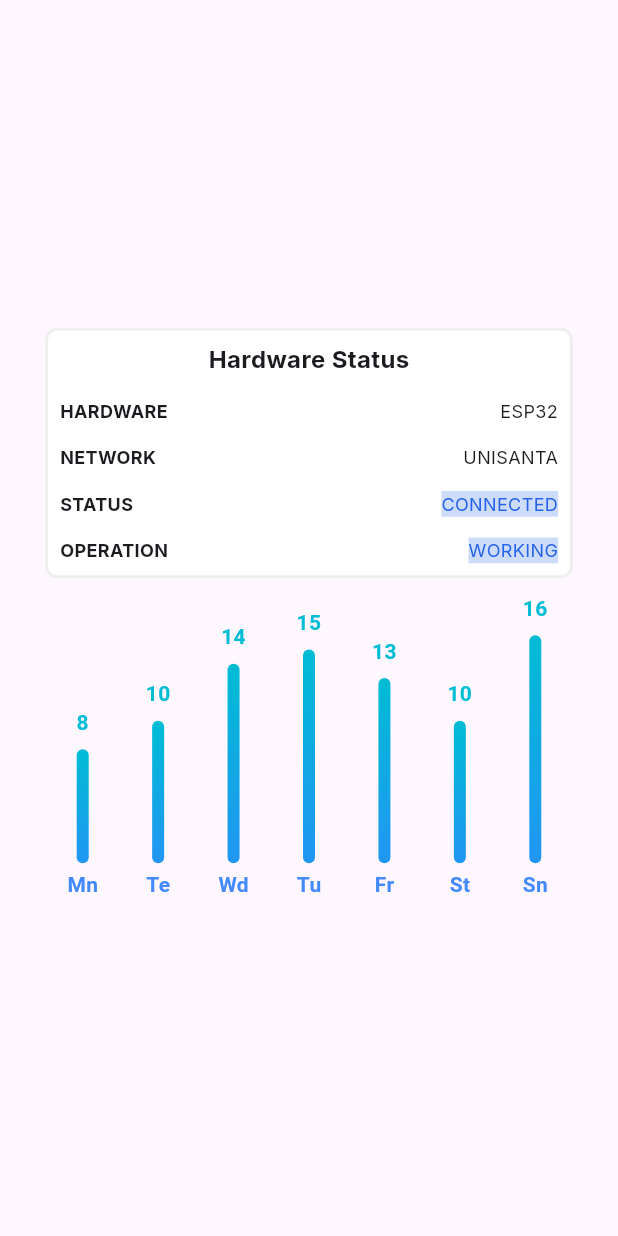
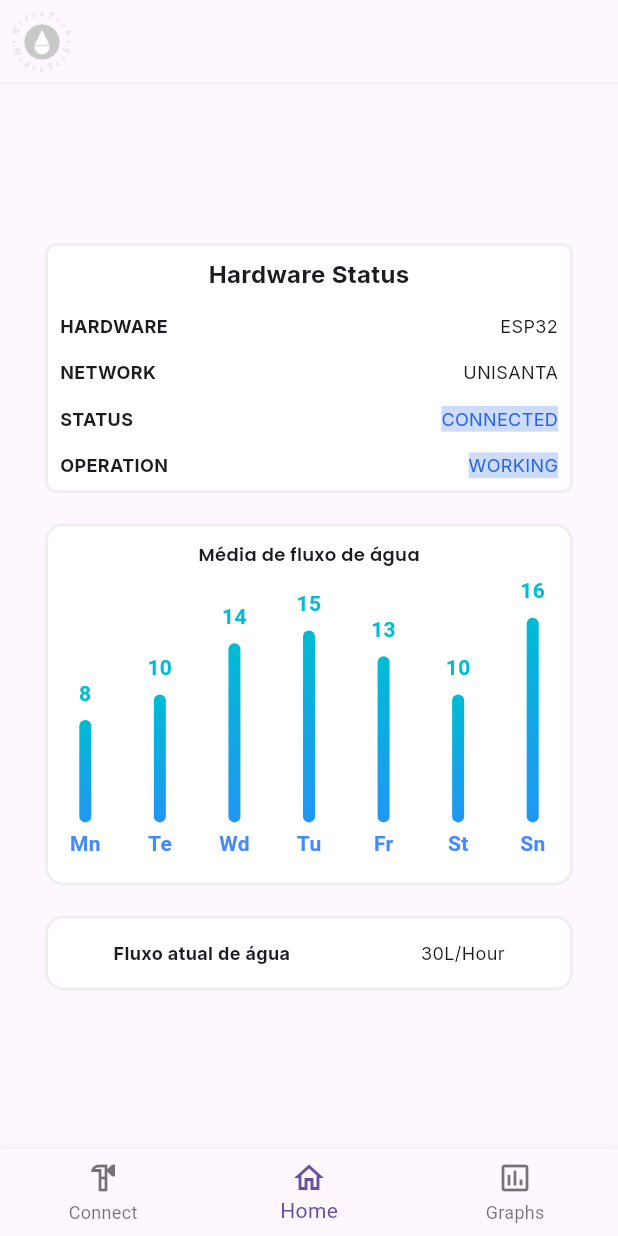
Before and after one commit to Felip3ra/ProjetoMeioAmbiente, a Flutter app: the screen it shows after launch, on a phone screen of 412 x 824 dp. Run offline on Flutter 3.47's test engine with Material 3 defaults, Android fonts, the phone set to English and light mode, and no system bars; drawn by our look-alikes of fl_chart; our stand-ins replace google_fonts.

Commit message:
feat: tela de home completa

```diff
--- a/hidro_tech/lib/pages/homePage.dart
+++ b/hidro_tech/lib/pages/homePage.dart
@@ -1,6 +1,8 @@
 import 'package:flutter/material.dart';
 import 'package:hidro_tech/widgets/hardwareStatus.dart';
 import 'package:hidro_tech/widgets/averageGraph.dart';
+import 'package:hidro_tech/widgets/currentFlow.dart';
+
 class homePage extends StatefulWidget {
   homePage({super.key});
 
@@ -12,6 +14,25 @@ class _homePageState extends State<homePage> {
   @override
   Widget build(BuildContext context) {
     return Scaffold(
+      appBar: AppBar(
+        shape: Border(bottom: BorderSide(width: 1, color: Color(0xffF0F0F0),),),
+        leading: IconButton(
+          onPressed: () {},
+          icon: Image.asset('assets/logo2.png'),
+        ),
+      ),
+      bottomNavigationBar: BottomNavigationBar(
+
+        currentIndex: 1,
+        items: [
+          BottomNavigationBarItem(
+              icon: Icon(Icons.hardware_outlined), label: 'Connect'),
+          BottomNavigationBarItem(
+              icon: Icon(Icons.home_outlined), label: 'Home'),
+          BottomNavigationBarItem(
+              icon: Icon(Icons.assessment_outlined), label: 'Graphs'),
+        ],
+      ),
       body: Center(
         child: Padding(
           padding: const EdgeInsets.all(30.0),
@@ -19,7 +40,8 @@ class _homePageState extends State<homePage> {
             mainAxisSize: MainAxisSize.min,
             children: [
               hardwareStatus(),
-              AspectRatio(aspectRatio: 1.6, child: averageGraph(),)
+              averageGraph(),
+              Currentflow(),
             ],
           ),
         ),
--- a/hidro_tech/lib/widgets/averageGraph.dart
+++ b/hidro_tech/lib/widgets/averageGraph.dart
@@ -1,13 +1,34 @@
 
 import 'package:fl_chart/fl_chart.dart';
 import 'package:flutter/material.dart';
+import 'package:google_fonts/google_fonts.dart';
 
 class averageGraph extends StatelessWidget {
   const averageGraph();
 
   @override
   Widget build(BuildContext context) {
-    return BarChart(
+    return Container(
+      margin: EdgeInsets.fromLTRB(0, 20, 0, 0),
+      padding: EdgeInsets.symmetric(vertical: 10,),
+      decoration: BoxDecoration(
+        borderRadius: BorderRadius.circular(12),
+        border: Border.all(width: 2, color: Color(0xffEFEFEF),),
+        color: Colors.white
+      ),
+      child: AspectRatio(
+        aspectRatio: 1.6,
+        child: Column(
+          crossAxisAlignment: CrossAxisAlignment.stretch,
+          children: [
+            Row(
+              mainAxisAlignment: MainAxisAlignment.center,
+              children: [
+                Text('Média de fluxo de água', style: GoogleFonts.poppins(textStyle: TextStyle(fontSize: 12, fontWeight: FontWeight.w600),),),
+              ],
+            ),
+            Expanded(
+              child: BarChart(
                 BarChartData(
                   barTouchData: barTouchData,
                   titlesData: titlesData,
@@ -16,6 +37,11 @@ class averageGraph extends StatelessWidget {
                   gridData: const FlGridData(show: false),
                   alignment: BarChartAlignment.spaceAround,
                   maxY: 20,
+                ),
+              ),
+            ),
+          ],
+        ),
       ),
     );
   }
--- /dev/null
+++ b/hidro_tech/lib/widgets/currentFlow.dart
@@ -0,0 +1,39 @@
+import 'package:flutter/material.dart';
+import 'package:google_fonts/google_fonts.dart';
+
+class Currentflow extends StatefulWidget {
+  const Currentflow({super.key});
+
+  @override
+  State<Currentflow> createState() => _CurrentflowState();
+}
+
+class _CurrentflowState extends State<Currentflow> {
+  @override
+  Widget build(BuildContext context) {
+    return Container(
+      margin: EdgeInsets.fromLTRB(0, 20, 0, 0),
+      height: 50,
+      decoration: BoxDecoration(
+        borderRadius: BorderRadius.circular(12),
+        color: Colors.white,
+        border: Border.all(width: 2, color: Color(0xffEFEFEF),),
+      ),
+      child: Row(
+        mainAxisAlignment: MainAxisAlignment.spaceAround,
+        children: [
+          Text(
+            'Fluxo atual de água',
+            style: GoogleFonts.inter(
+              textStyle: TextStyle(
+                fontSize: 12,
+                fontWeight: FontWeight.w700,
+              ),
+            ),
+          ),
+          Text('30L/Hour', style: GoogleFonts.inter(textStyle: TextStyle(fontSize: 12,),),),
+        ],
+      ),
+    );
+  }
+}
```
Lines whose indentation alone changed are shown as unchanged.
